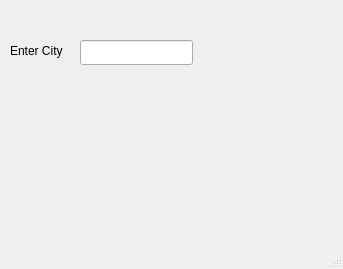
The window that mainwindow.ui (novapix/weatherapp) describes before a commit, drawn with Qt 5.
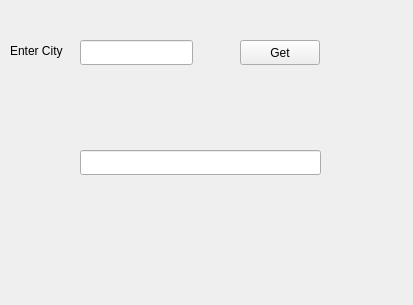
The same window after the commit.

Commit message: basic functioning UI

Diff of the .ui file:
```diff
--- a/mainwindow.ui
+++ b/mainwindow.ui
@@ -6,8 +6,8 @@
    <rect>
     <x>0</x>
     <y>0</y>
-    <width>343</width>
-    <height>269</height>
+    <width>413</width>
+    <height>305</height>
    </rect>
   </property>
   <property name="windowTitle">
@@ -37,18 +37,33 @@
      </rect>
     </property>
    </widget>
-  </widget>
-  <widget class="QMenuBar" name="menubar">
+   <widget class="QLineEdit" name="tempOutput">
+    <property name="geometry">
+     <rect>
+      <x>80</x>
+      <y>150</y>
+      <width>241</width>
+      <height>25</height>
+     </rect>
+    </property>
+    <property name="readOnly">
+     <bool>true</bool>
+    </property>
+   </widget>
+   <widget class="QPushButton" name="btnFetch">
    <property name="geometry">
     <rect>
-     <x>0</x>
-     <y>0</y>
-     <width>343</width>
-     <height>22</height>
-    </rect>
-   </property>
-  </widget>
-  <widget class="QStatusBar" name="statusbar"/>
+      <x>240</x>
+      <y>40</y>
+      <width>80</width>
+      <height>25</height>
+     </rect>
+    </property>
+    <property name="text">
+     <string>Get</string>
+    </property>
+   </widget>
+  </widget>
  </widget>
  <resources/>
  <connections/>
```
Left out of the diff: 2 changed lines with no effect on the pictures. Lines whose indentation alone changed are shown as unchanged. The commit also changes 3 other files.
